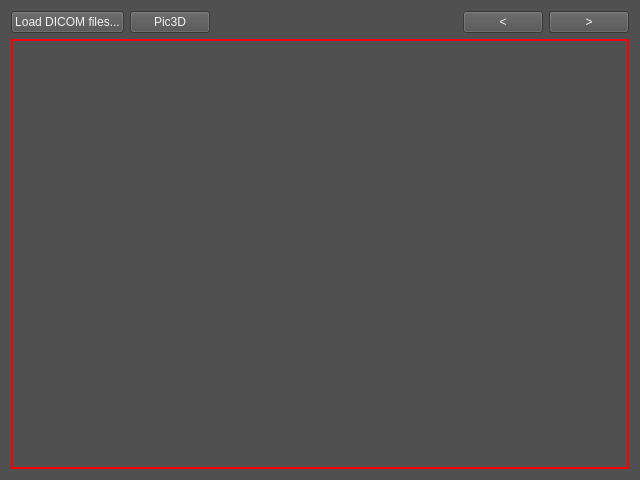
This is Examples/LoadDICOM/QmitkDicomView.ui in 975150313/MITK as Qt 5 draws it before an edit. The edited form follows.
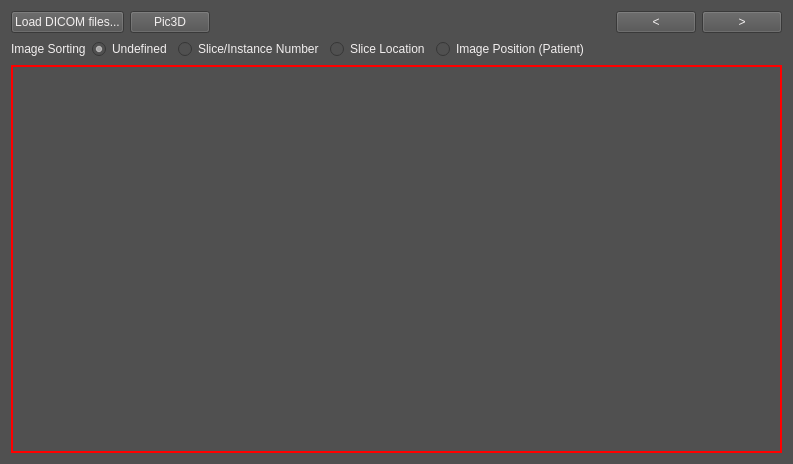
This is the edited form.

Commit message: Sorting interface

The edit to the form file:
```diff
--- a/Examples/LoadDICOM/QmitkDicomView.ui
+++ b/Examples/LoadDICOM/QmitkDicomView.ui
@@ -6,8 +6,8 @@
    <rect>
     <x>0</x>
     <y>0</y>
-    <width>640</width>
-    <height>480</height>
+    <width>793</width>
+    <height>464</height>
    </rect>
   </property>
   <property name="windowTitle">
@@ -30,7 +30,7 @@
 margin: 0.5px;
 } </string>
   </property>
-  <layout class="QVBoxLayout" name="verticalLayout" stretch="0,4">
+  <layout class="QVBoxLayout" name="verticalLayout" stretch="0,0,1">
    <item>
     <layout class="QHBoxLayout" name="horizontalLayout" stretch="0,0,1,0,0">
      <item>
@@ -85,6 +85,64 @@
      </item>
     </layout>
    </item>
+   <item>
+    <layout class="QHBoxLayout" name="horizontalLayout_2">
+     <item>
+      <widget class="QLabel" name="label">
+       <property name="text">
+        <string>Image Sorting</string>
+       </property>
+      </widget>
+     </item>
+     <item>
+      <widget class="QRadioButton" name="radioUndefinedSorting">
+       <property name="enabled">
+        <bool>false</bool>
+       </property>
+       <property name="text">
+        <string>Undefined</string>
+       </property>
+       <property name="checked">
+        <bool>true</bool>
+       </property>
+      </widget>
+     </item>
+     <item>
+      <widget class="QRadioButton" name="radioInstanceNumber">
+       <property name="text">
+        <string>Slice/Instance Number</string>
+       </property>
+      </widget>
+     </item>
+     <item>
+      <widget class="QRadioButton" name="radioSliceLocation">
+       <property name="text">
+        <string>Slice Location</string>
+       </property>
+      </widget>
+     </item>
+     <item>
+      <widget class="QRadioButton" name="radioImagePositionPatient">
+       <property name="text">
+        <string>Image Position (Patient)</string>
+       </property>
+      </widget>
+     </item>
+     <item>
+      <spacer name="horizontalSpacer">
+       <property name="orientation">
+        <enum>Qt::Horizontal</enum>
+       </property>
+       <property name="sizeHint" stdset="0">
+        <size>
+         <width>0</width>
+         <height>20</height>
+        </size>
+       </property>
+      </spacer>
+     </item>
+    </layout>
+   </item>
    <item>
     <widget class="QWidget" name="renderWindowContainer" native="true">
      <property name="styleSheet">
```
The commit also changes 9 other files.
